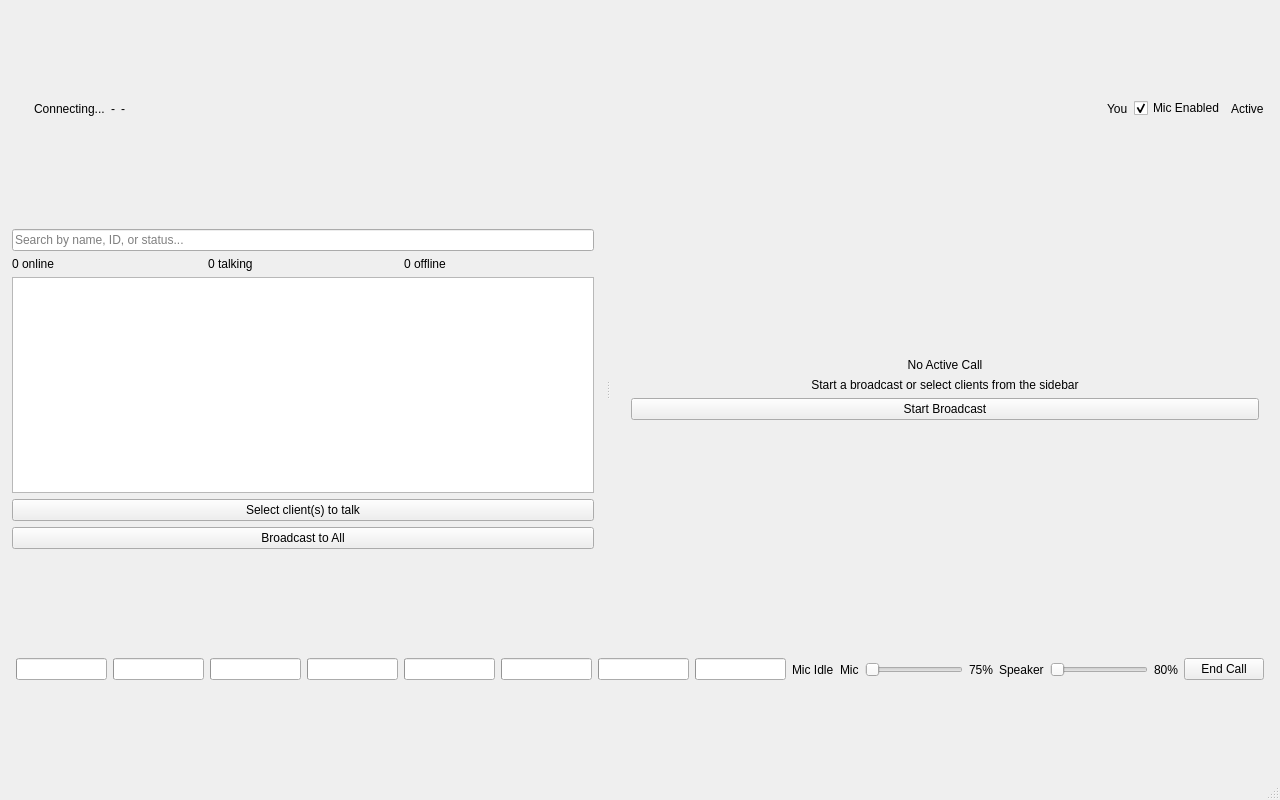
Qt form client/MainWindow.ui (yuvaneshbn/voip) before a commit.
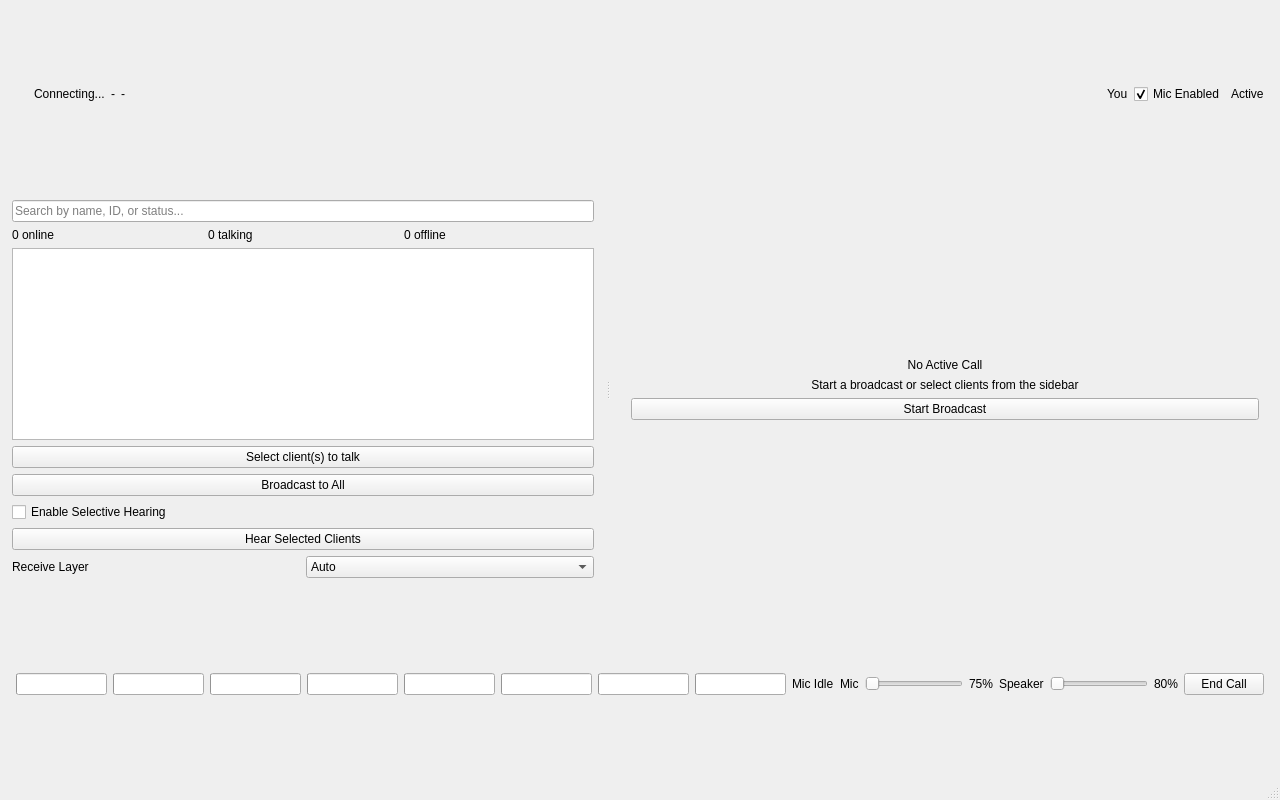
The same form after that commit.

What changed in the file:
```diff
--- a/client/MainWindow.ui
+++ b/client/MainWindow.ui
@@ -193,6 +193,50 @@
           </property>
          </widget>
         </item>
+        <item>
+         <widget class="QCheckBox" name="chkSelectiveHearing">
+          <property name="text">
+           <string>Enable Selective Hearing</string>
+          </property>
+         </widget>
+        </item>
+        <item>
+         <widget class="QPushButton" name="btnHearSelected">
+          <property name="text">
+           <string>Hear Selected Clients</string>
+          </property>
+         </widget>
+        </item>
+        <item>
+         <layout class="QHBoxLayout" name="layerPrefLayout">
+          <item>
+           <widget class="QLabel" name="lblLayerPref">
+            <property name="text">
+             <string>Receive Layer</string>
+            </property>
+           </widget>
+          </item>
+          <item>
+           <widget class="QComboBox" name="comboLayerPref">
+            <item>
+             <property name="text">
+              <string>Auto</string>
+             </property>
+            </item>
+            <item>
+             <property name="text">
+              <string>High</string>
+             </property>
+            </item>
+            <item>
+             <property name="text">
+              <string>Low</string>
+             </property>
+            </item>
+           </widget>
+          </item>
+         </layout>
+        </item>
        </layout>
       </widget>
       <widget class="QWidget" name="rightPanel">
```
